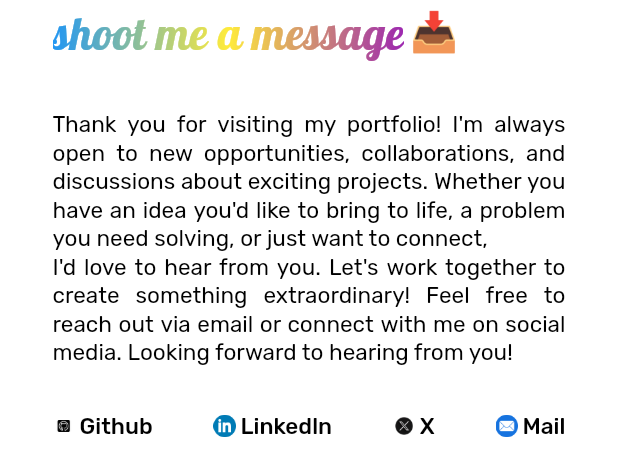
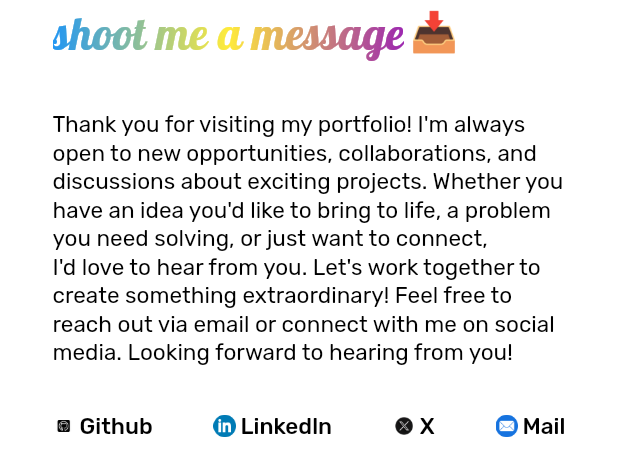
Before and after one commit to FavourTy/favourTy.github.io, a Flutter app: the ContactMobile widget shown alone on an empty page, opened directly with empty values, on a phone screen of 412 x 824 dp. Shown: the top 476 px of the screen. Run offline on Flutter 3.47's test engine with Material 3 defaults, Android fonts, the light colour scheme and no system bars; drawn by our look-alikes of simple_gradient_text; our stand-ins replace animate_do, animated_text_kit; missing offline and left inert: dart:js, newton_particles, styled_divider, tbib_splash_screen; statements that could not run were skipped; project files that could hold a hidden picture were left out.

Commit message:
fix font issue

```diff
--- a/lib/constants/theme/theme.dart
+++ b/lib/constants/theme/theme.dart
@@ -30,7 +30,8 @@ class AppTheme {
             color: AppColors.lightmodeTextColor,
             decoration: TextDecoration.underline,
             decorationColor: AppColors.lightModeToolsColor,
-              decorationThickness: 2.0),
+            decorationThickness: 2.0,
+            fontWeight: FontWeight.w400),
         headlineMedium: TextStyle(
             fontSize: 33,
             fontFamily: "Rubik",
@@ -38,8 +39,8 @@ class AppTheme {
             color: AppColors.lightModeToolsColor),
         bodyMedium: TextStyle(
             fontFamily: "Lobster",
-              fontSize: 38,
-              fontWeight: FontWeight.w700,
+            fontSize: 32,
+            fontWeight: FontWeight.w400,
             color: AppColors.lightmodeTextColor),
         titleLarge: TextStyle(
             fontFamily: "Rubik",
@@ -50,7 +51,13 @@ class AppTheme {
             fontFamily: "Lobster",
             fontSize: 15,
             fontWeight: FontWeight.w500,
-              color: AppColors.lightmodeTextColor)));
+            color: AppColors.lightmodeTextColor),
+        bodySmall: TextStyle(
+            fontFamily: "Tangerine",
+            fontSize: 15,
+            fontWeight: FontWeight.w500,
+            color: AppColors.lightmodeTextColor),
+      ));
 
   //darkmode
   static final ThemeData darkmode = ThemeData(
--- a/lib/main.dart
+++ b/lib/main.dart
@@ -18,7 +18,7 @@ class MyApp extends StatelessWidget {
   Widget build(BuildContext context) {
     return MaterialApp(
         debugShowCheckedModeBanner: false,
-        title: 'Flutter Demo',
+        title: 'FavourTy',
         theme: Provider.of<ThemeProvider>(context).themeData,
         home: SplashScreen());
   }
--- a/lib/mobile/all_mobile.dart
+++ b/lib/mobile/all_mobile.dart
@@ -67,7 +67,11 @@ class _AllMobileState extends State<AllMobile> {
                             homeKey: _homeKey,
                           ),
                           SizedBox(
-                            height: 40,
+                            height: 50,
+                          ),
+                          MyStyledDivider(),
+                          SizedBox(
+                            height: 20,
                           ),
                           AboutMobile(
                             aboutMeKey: _aboutKey,
--- a/lib/mobile/contact_mobile.dart
+++ b/lib/mobile/contact_mobile.dart
@@ -58,7 +58,6 @@ class _ContactMobileState extends State<ContactMobile> {
                   .copyWith(fontWeight: FontWeight.w400),
               maxLines: 20,
               overflow: TextOverflow.ellipsis,
-              textAlign: TextAlign.justify,
               softWrap: true,
             ),
             SizedBox(height: 30),
--- a/lib/mobile/projects_mobile.dart
+++ b/lib/mobile/projects_mobile.dart
@@ -166,7 +166,6 @@ class _ProjectsMobileState extends State<ProjectsMobile> {
                                     maxLines: 20,
                                     // overflow: TextOverflow.ellipsis,
                                     softWrap: true,
-                                    textAlign: TextAlign.justify,
                                     style: Theme.of(context)
                                         .textTheme
                                         .titleLarge!
--- a/pubspec.yaml
+++ b/pubspec.yaml
@@ -48,3 +48,9 @@ flutter:
     - family: Lobster
       fonts:
         - asset: assets/fonts/Lobster-Regular.ttf
+
+    - family: Tangerine
+      fonts:
+        - asset: assets/fonts/Tangerine-Regular.ttf
+        - asset: assets/fonts/Tangerine-Bold.ttf
+          weight: 700
```
Also changed, not shown: lib/mobile/about_mobile.dart (+43 -27 lines), lib/mobile/home_mobile.dart (+16 -4 lines), assets/fonts/Tangerine-Bold.ttf (added), assets/fonts/Tangerine-Regular.ttf (added). Lines whose indentation alone changed are shown as unchanged.
